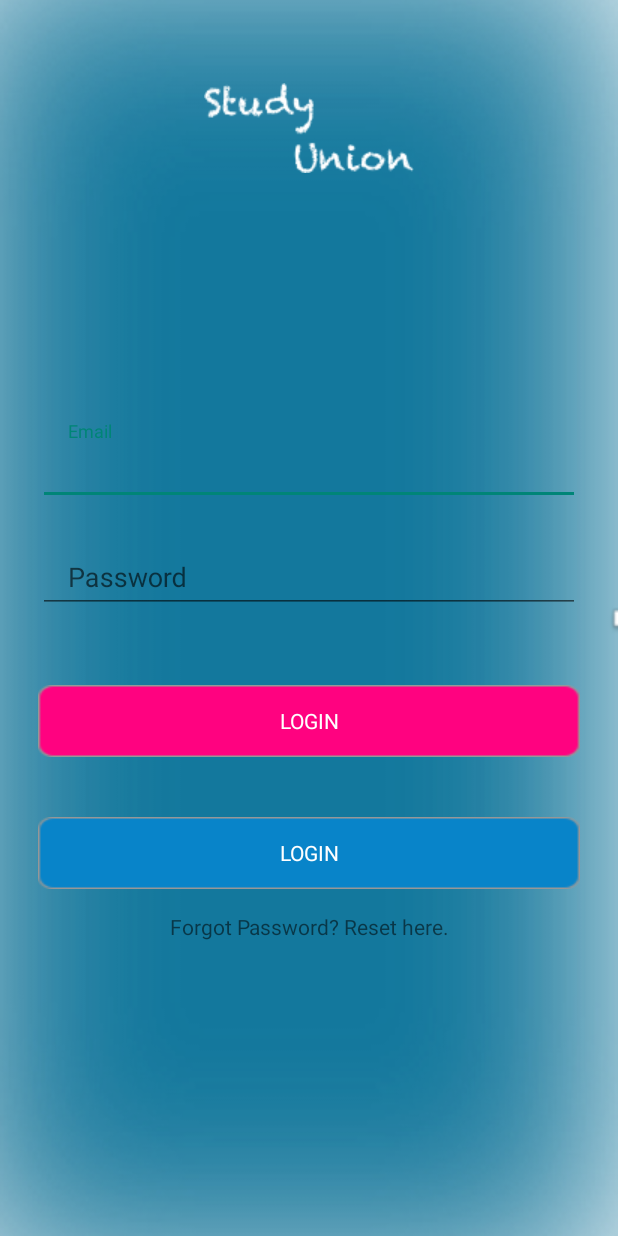
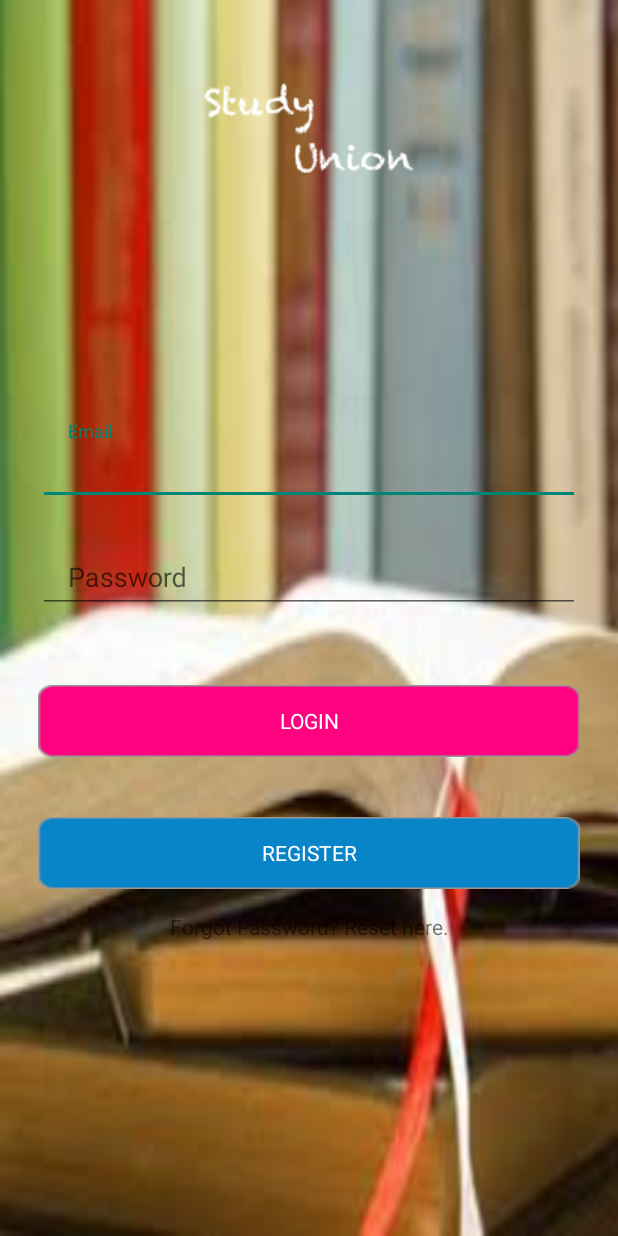
Before and after one commit to safat661/StudyUnion, an Android app: the LoginActivity screen opened directly, with no data from a screen before it, on a phone screen of 412 x 824 dp. Run offline under Robolectric (Android 15) with nearby library versions, the phone set to English and light mode, and no system bars; our stand-ins replace ButterKnife, Firebase (no records; nobody signed in at launch, a user with empty details on screens opened directly); 1 statement that could not run was skipped.

```diff
--- a/app/src/main/res/layout/activity_main.xml
+++ b/app/src/main/res/layout/activity_main.xml
@@ -5,52 +5,57 @@
     xmlns:tools="http://schemas.android.com/tools"
     android:layout_width="match_parent"
     android:layout_height="match_parent"
+    android:background="@drawable/images"
+    android:paddingBottom="25dp"
+    android:paddingLeft="25dp"
     android:paddingRight="25dp"
-    android:paddingLeft="25dp"
     android:paddingTop="25dp"
-    android:paddingBottom="25dp"
+    android:visibility="visible"
     tools:context="com.icebug.android.studyunion.LoginActivity"
-    android:background="@drawable/lognnnnnnnn">
+    >
 
     <LinearLayout
-        android:orientation="vertical"
+        android:id="@+id/linearLayout"
         android:layout_width="match_parent"
         android:layout_height="wrap_content"
+        android:layout_alignParentStart="true"
         android:layout_centerVertical="true"
-        android:layout_alignParentStart="true"
-        android:id="@+id/linearLayout">
+        android:orientation="vertical">
 
         <android.support.design.widget.TextInputLayout
+            android:layout_width="match_parent"
             android:layout_height="wrap_content"
-            android:layout_width="match_parent"
-            android:layout_marginTop="50dp"
-            android:layout_marginBottom="8dp">
+            android:layout_marginBottom="8dp"
+            android:layout_marginTop="50dp">
+
             <EditText
                 android:id="@+id/editTextEmail"
                 android:layout_width="match_parent"
                 android:layout_height="wrap_content"
+                android:layout_marginTop="100dp"
                 android:hint="@string/email"
                 android:paddingLeft="20dp"
                 android:paddingRight="20dp"
-            android:layout_marginTop="100dp"
                 />
 
         </android.support.design.widget.TextInputLayout>
 
         <android.support.design.widget.TextInputLayout
+            android:layout_width="match_parent"
             android:layout_height="wrap_content"
+            android:layout_marginBottom="8dp"
+            android:layout_marginTop="8dp">
+
+            <EditText
+                android:id="@+id/editTextPassword"
+
                 android:layout_width="match_parent"
-            android:layout_marginTop="8dp"
-            android:layout_marginBottom="8dp">
-        <EditText
+                android:layout_height="wrap_content"
+                android:layout_marginTop="30dp"
                 android:hint="Password"
-            android:id="@+id/editTextPassword"
                 android:inputType="textPassword"
                 android:paddingLeft="20dp"
-            android:paddingRight="20dp"
-            android:layout_width="match_parent"
-            android:layout_height="wrap_content"
-            android:layout_marginTop="30dp"/>
+                android:paddingRight="20dp"/>
         </android.support.design.widget.TextInputLayout>
 
 
@@ -59,30 +64,28 @@
             android:layout_width="match_parent"
             android:layout_height="wrap_content"
             android:layout_marginTop="40dp"
+            android:background="@drawable/rectangle_2"
             android:ellipsize="middle"
+            android:fontFamily="sans-serif"
             android:paddingLeft="20dp"
             android:paddingRight="20dp"
             android:text="Login"
-            android:background="@drawable/rectangle_2"
-            android:fontFamily="sans-serif"
             android:textColor="#FFFFFF"
 
-            tools:ignore="HardcodedText" />
+            tools:ignore="HardcodedText"/>
 
         <Button
             android:layout_width="match_parent"
             android:layout_height="wrap_content"
+            android:layout_marginTop="40dp"
             android:background="@drawable/rectangle"
-            android:layout_marginTop="40dp"
             android:ellipsize="middle"
+            android:fontFamily="sans-serif"
             android:paddingLeft="20dp"
             android:paddingRight="20dp"
-            android:text="Login"
-            android:fontFamily="sans-serif"
+            android:text="Register"
             android:textColor="#FFFFFF"
             />
-
-
 
 
     </LinearLayout>
@@ -91,13 +94,13 @@
         android:layout_width="wrap_content"
         android:layout_height="wrap_content"
 
+        android:layout_alignParentTop="true"
+        android:layout_centerHorizontal="true"
+        android:layout_marginTop="30dp"
         android:background="@drawable/study_union"
         android:textAppearance="@style/TextAppearance.AppCompat.Body2"
-        android:textSize="30sp"
         android:textColor="#FFFFFF"
-        android:layout_marginTop="30dp"
-        android:layout_alignParentTop="true"
-        android:layout_centerHorizontal="true"/>
+        android:textSize="30sp"/>
 
     <TextView
         android:id="@+id/textVeiwRegister"
@@ -105,11 +108,11 @@
         android:layout_height="wrap_content"
         android:layout_below="@+id/linearLayout"
         android:layout_centerHorizontal="true"
+        android:layout_marginTop="15dp"
         android:paddingLeft="20dp"
         android:paddingRight="20dp"
         android:text="Forgot Password? Reset here."
         android:textAlignment="center"
-        android:layout_marginTop="15dp"
         />
 
 </RelativeLayout>
```
Also changed, not shown: app/src/main/res/drawable/images.jpg (added). Lines whose indentation alone changed are shown as unchanged.
